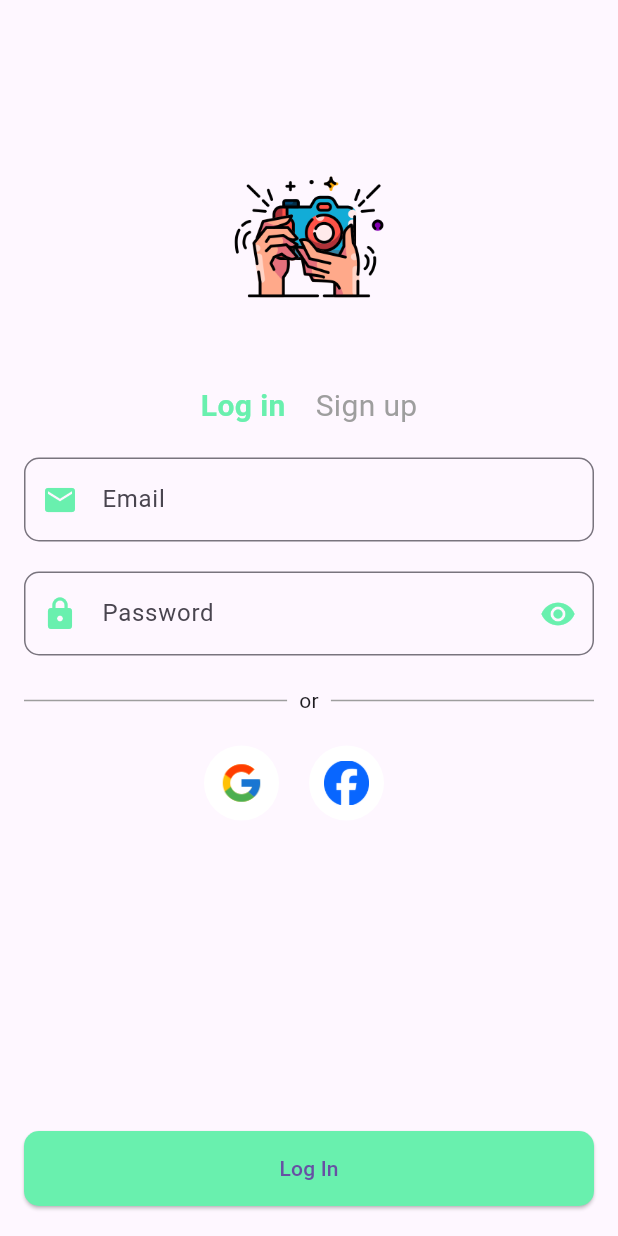
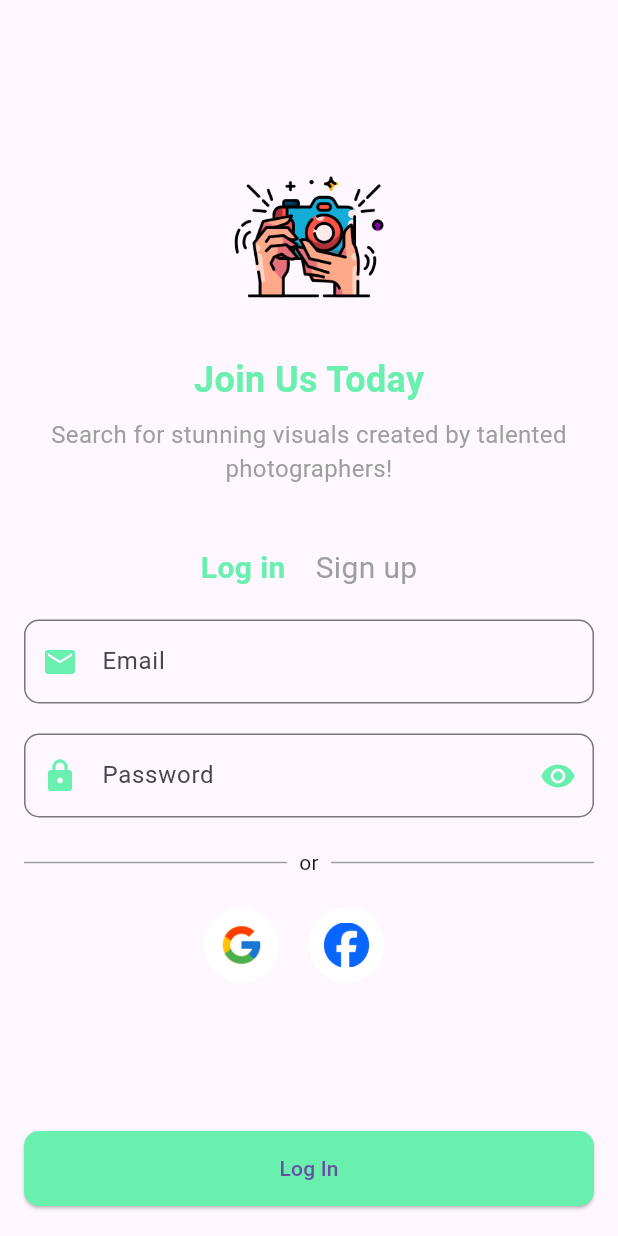
Before and after one commit to vchirinosb/photofindapp, a Flutter app: the AuthScreen screen opened directly, on a phone screen of 412 x 824 dp. Run offline on Flutter 3.47's test engine with Material 3 defaults, Android fonts, the phone set to English and light mode, and no system bars; our stand-ins replace carousel_slider, cloud_firestore, firebase_auth, firebase_core, flutter_dotenv, google_fonts and 3 more; accounts and stored records are empty; generated files the repository leaves out were written again.

Commit message:
AuthScreen

```diff
--- a/lib/main.dart
+++ b/lib/main.dart
@@ -24,7 +24,6 @@ class MyApp extends StatelessWidget {
       title: 'Photo Find',
       theme: ThemeData(primarySwatch: Colors.green),
       home: const WelcomeScreen(),
-      // home: const AuthScreen(),
     );
   }
 }
--- a/lib/screens/auth_screen.dart
+++ b/lib/screens/auth_screen.dart
@@ -161,12 +161,16 @@ class AuthScreenState extends State<AuthScreen> {
             child: _isLoading
                 ? const Center(child: CircularProgressIndicator())
                 : SingleChildScrollView(
+                    child: Form(
+                      key: _formKey,
                       child: Column(
                         crossAxisAlignment: CrossAxisAlignment.stretch,
                         mainAxisAlignment: MainAxisAlignment.spaceBetween,
                         children: [
                           const SizedBox(height: 80),
                           _buildLogo(),
+                          const SizedBox(height: 20),
+                          _buildSubtitle(),
                           const SizedBox(height: 40),
                           _buildTabSwitcher(),
                           const SizedBox(height: 20),
@@ -179,6 +183,7 @@ class AuthScreenState extends State<AuthScreen> {
                           _buildSocialLoginButtons(),
                           const SizedBox(height: 10),
                         ],
+                      ),
                     ),
                   ),
           ),
@@ -202,6 +207,30 @@ class AuthScreenState extends State<AuthScreen> {
         height: 120,
         width: 120,
       ),
+    );
+  }
+
+  Widget _buildSubtitle() {
+    return const Column(
+      children: [
+        Text(
+          'Join Us Today',
+          style: TextStyle(
+            fontSize: 24,
+            fontWeight: FontWeight.bold,
+            color: Colors.greenAccent,
+          ),
+        ),
+        SizedBox(height: 8),
+        Text(
+          'Search for stunning visuals created by talented photographers!',
+          textAlign: TextAlign.center,
+          style: TextStyle(
+            fontSize: 16,
+            color: Colors.grey,
+          ),
+        ),
+      ],
     );
   }
 
```
Lines whose indentation alone changed are shown as unchanged.
